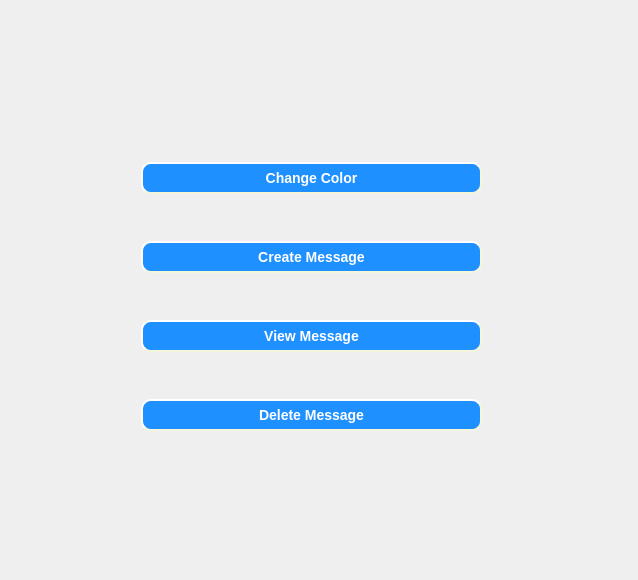
Qt form CuringCamPAINS/gui/resourcesgui.ui (CS-205-S22/CuringCamPAINS) before a commit.
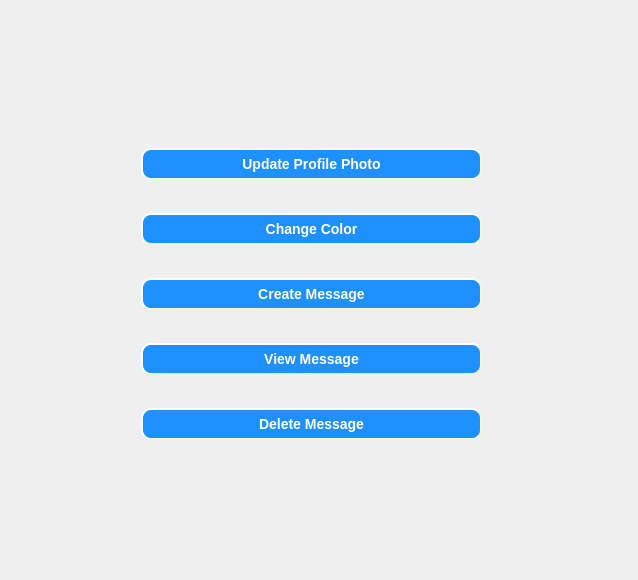
The same form after that commit. The open tabs and pages were chosen to show the change.

Commit message: Added an update photo features in ressource

What changed in the file:
```diff
--- a/CuringCamPAINS/gui/resourcesgui.ui
+++ b/CuringCamPAINS/gui/resourcesgui.ui
@@ -30,6 +30,23 @@
         </rect>
        </property>
        <layout class="QVBoxLayout" name="verticalLayout_resources">
+        <item>
+         <widget class="QPushButton" name="pushButton_profileUpdate">
+          <property name="styleSheet">
+           <string notr="true">background-color:rgb(30,144,255);
+color:rgb(255,255,255);
+    border-style: outset;
+    border-width: 2px;
+    border-radius: 10px;
+    border-color: beige;
+    font: bold 14px;
+    padding: 6px;</string>
+          </property>
+          <property name="text">
+           <string>Update Profile Photo</string>
+          </property>
+         </widget>
+        </item>
         <item>
          <widget class="QPushButton" name="pushButton_changeColor">
           <property name="styleSheet">
```
Left out of the diff: 2 changed lines with no effect on the pictures. The commit also changes 3 other files.
